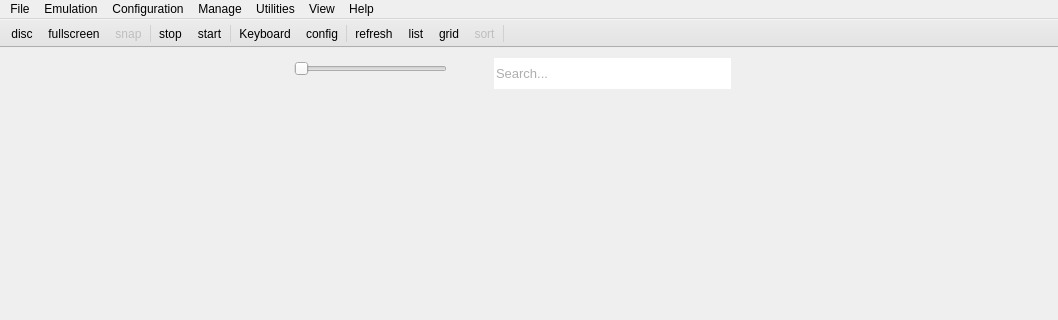
The window that rpcs3/rpcs3qt/main_window.ui (RPCS3/rpcs3) describes before a commit, drawn with Qt 5; both pictures show x 0 to 1058 and y 0 to 320 of the 1058 by 580 pixel window.
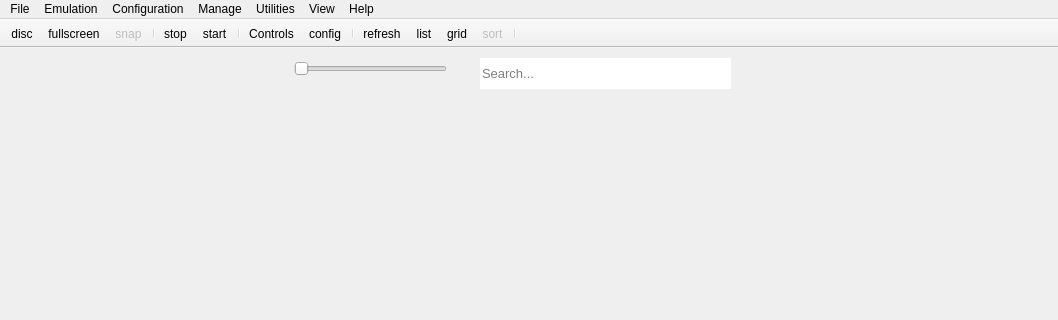
The same window after the commit. Icons and pictures are not drawn.

The edit to the form file:
```diff
--- a/rpcs3/rpcs3qt/main_window.ui
+++ b/rpcs3/rpcs3qt/main_window.ui
@@ -69,10 +69,6 @@
     <property name="focusPolicy">
      <enum>Qt::ClickFocus</enum>
     </property>
-    <property name="styleSheet">
-     <string notr="true">color:#5e5e5e;
-margin-left:14px;</string>
-    </property>
     <property name="frame">
      <bool>false</bool>
     </property>
@@ -289,18 +285,18 @@
    <addaction name="menuHelp"/>
   </widget>
   <widget class="QToolBar" name="toolBar">
+   <property name="sizePolicy">
+    <sizepolicy hsizetype="Preferred" vsizetype="Preferred">
+     <horstretch>0</horstretch>
+     <verstretch>0</verstretch>
+    </sizepolicy>
+   </property>
    <property name="contextMenuPolicy">
     <enum>Qt::PreventContextMenu</enum>
    </property>
    <property name="windowTitle">
     <string>Show tool bar</string>
    </property>
-   <property name="styleSheet">
-    <string notr="true">QToolBar { background-color: rgba(227, 227, 227, 255); }
-QToolBar::separator {background-color: #D1D1D1; width: 1px; margin-top: 2px; margin-bottom: 2px;}
-QSlider { background-color: rgba(227, 227, 227, 255); }
-QLineEdit { background-color: rgba(227, 227, 227, 255); }</string>
-   </property>
    <property name="movable">
     <bool>false</bool>
    </property>
@@ -813,7 +809,10 @@
      <normaloff>:/Icons/controls.png</normaloff>:/Icons/controls.png</iconset>
    </property>
    <property name="text">
-    <string>Keyboard</string>
+    <string>Controls</string>
+   </property>
+   <property name="iconText">
+    <string>Controls</string>
    </property>
    <property name="toolTip">
     <string>Configure keyboard</string>
```
Left out of the diff: 30 changed lines with no effect on the pictures.
